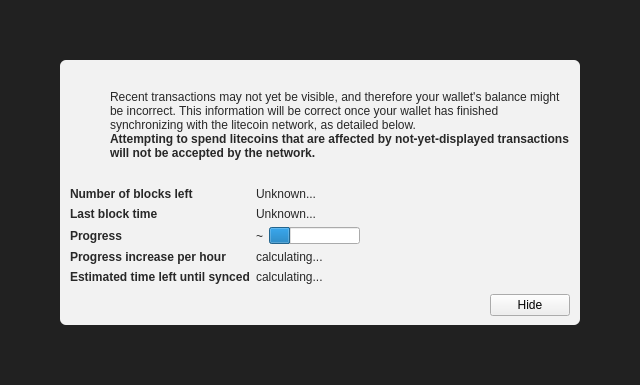
Above: src/qt/forms/modaloverlay.ui from Eternity-Soap/gatorcoin before the change. Below: the same form after it.
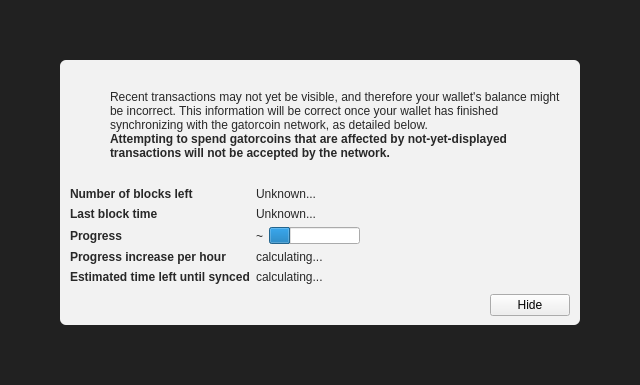
That is the form after the change. Icons and pictures are not drawn. Custom widgets are drawn as their Qt base class.

Patch:
```diff
--- a/src/qt/forms/modaloverlay.ui
+++ b/src/qt/forms/modaloverlay.ui
@@ -130,7 +130,7 @@
              <item>
               <widget class="QLabel" name="infoText">
                <property name="text">
-                <string>Recent transactions may not yet be visible, and therefore your wallet's balance might be incorrect. This information will be correct once your wallet has finished synchronizing with the litecoin network, as detailed below.</string>
+                <string>Recent transactions may not yet be visible, and therefore your wallet's balance might be incorrect. This information will be correct once your wallet has finished synchronizing with the gatorcoin network, as detailed below.</string>
                </property>
                <property name="textFormat">
                 <enum>Qt::RichText</enum>
@@ -149,7 +149,7 @@
                 </font>
                </property>
                <property name="text">
-                <string>Attempting to spend litecoins that are affected by not-yet-displayed transactions will not be accepted by the network.</string>
+                <string>Attempting to spend gatorcoins that are affected by not-yet-displayed transactions will not be accepted by the network.</string>
                </property>
                <property name="textFormat">
                 <enum>Qt::RichText</enum>
```
